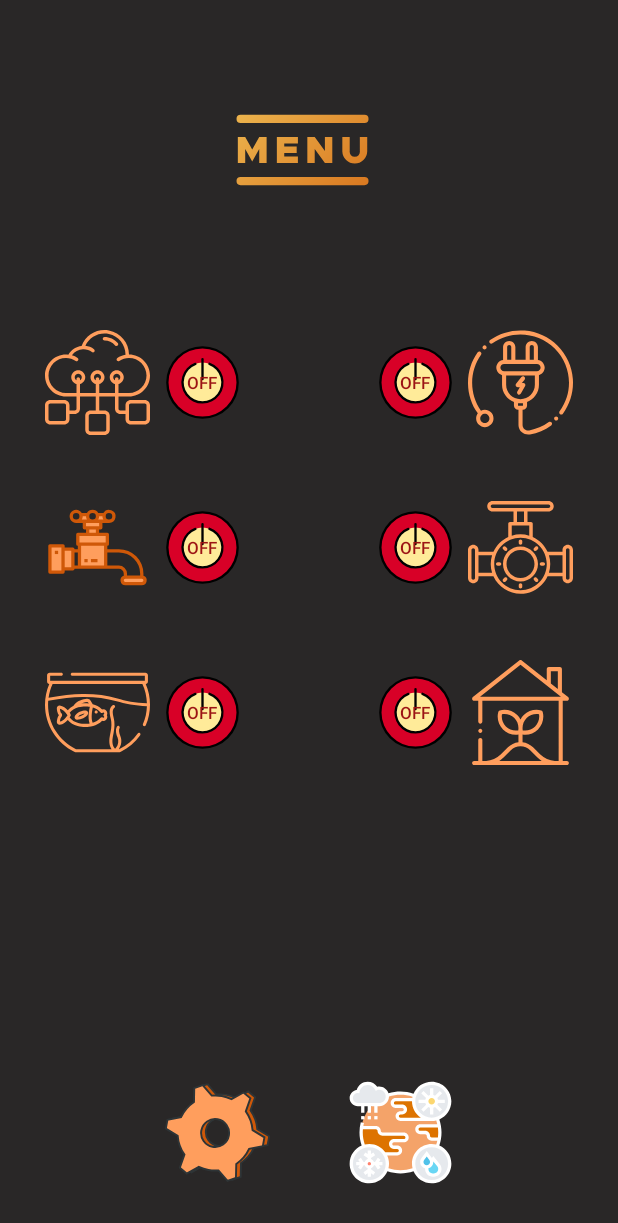
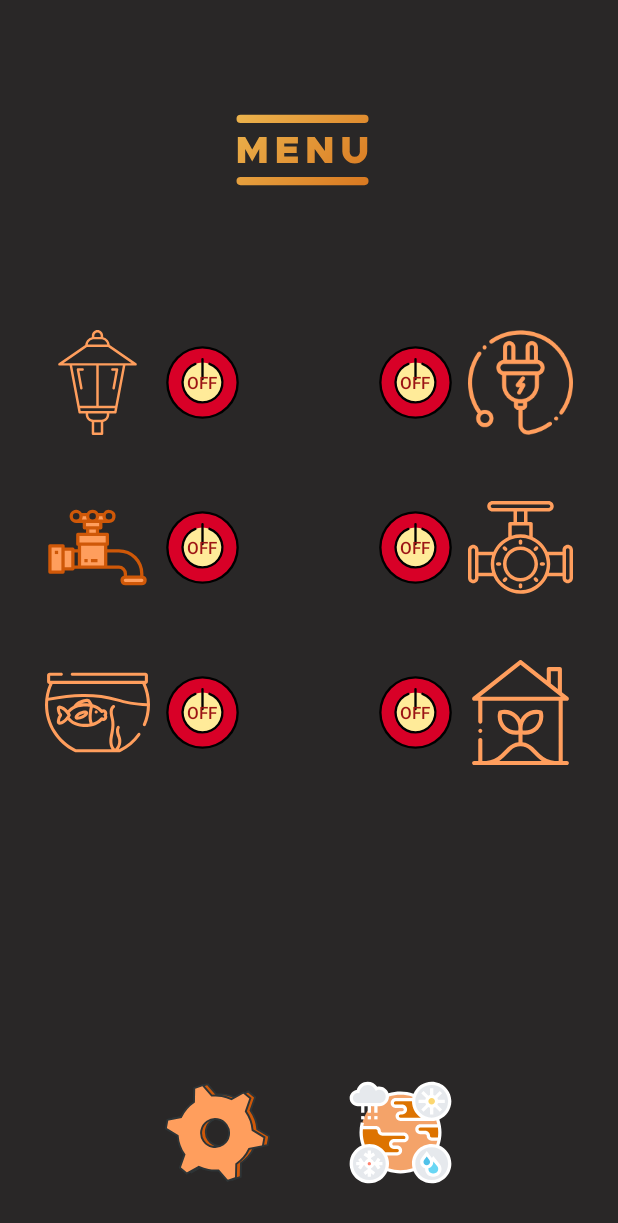
Before and after one commit to hacickn/Smart-Home-Bilkent-G2C, an Android app: the main_screen screen opened directly, with no data from a screen before it, on a phone screen of 412 x 824 dp. Shown: the top 1223 px of the screen. Run offline under Robolectric (Android 15) with nearby library versions, the phone set to English and light mode, and no system bars.

Commit message:
Garden Light added
garden light and setting interfaces are added.

```diff
--- a/androidApp/smarthome_v2/app/src/main/java/com/example/smarthome_v2/main_screen.java
+++ b/androidApp/smarthome_v2/app/src/main/java/com/example/smarthome_v2/main_screen.java
@@ -1,7 +1,6 @@
 package com.example.smarthome_v2;
 
 import android.content.Intent;
-import android.os.Build;
 import android.os.Bundle;
 import android.view.View;
 import android.widget.ImageButton;
@@ -12,24 +11,22 @@ import androidx.appcompat.app.AppCompatActivity;
 import com.example.smarthome_v2.popup.WeatherPop;
 import com.example.smarthome_v2.settings.Settings;
 
-import java.util.Objects;
-
 public class main_screen extends AppCompatActivity {
     public ToggleButton gas_control;
     public ToggleButton electricity_control, water_control;
     public boolean gasOnOff, elecOnOff, waterOnOff;
-    private ImageButton weather, settings, elec, water;
+    private ImageButton weather, settings, elec, water,gardenLight;
 
 
     protected void onCreate(Bundle savedInstanceState) {
         super.onCreate(savedInstanceState);
         setContentView(R.layout.main_screen);
 
-        ImageButton connection_settings = findViewById(R.id.connection);
-        connection_settings.setOnClickListener(new View.OnClickListener() {
+        gardenLight = findViewById(R.id.garden_light);
+        gardenLight.setOnClickListener(new View.OnClickListener() {
             @Override
             public void onClick(View v) {
-                Intent main = new Intent(main_screen.this, connection_settings.class);
+                Intent main = new Intent(main_screen.this, GardenLight.class);
                 startActivity(main);
             }
         });
--- a/androidApp/smarthome_v2/app/src/main/java/com/example/smarthome_v2/popup/aquaPop.java
+++ b/androidApp/smarthome_v2/app/src/main/java/com/example/smarthome_v2/popup/aquaPop.java
@@ -11,7 +11,7 @@ public class aquaPop extends Activity {
     @Override
     protected void onCreate( Bundle savedInstanceState) {
         super.onCreate(savedInstanceState);
-        setContentView(R.layout.aqua_pop);
+        setContentView(R.layout.aquarium_screen);
 
         DisplayMetrics dm = new DisplayMetrics();
         getWindowManager().getDefaultDisplay().getMetrics(dm);
--- a/androidApp/smarthome_v2/app/src/main/java/com/example/smarthome_v2/popup/elecPop.java
+++ b/androidApp/smarthome_v2/app/src/main/java/com/example/smarthome_v2/popup/elecPop.java
@@ -3,6 +3,8 @@ package com.example.smarthome_v2.popup;
 import android.app.Activity;
 import android.os.Bundle;
 import android.util.DisplayMetrics;
+import android.view.View;
+import android.widget.ImageButton;
 
 import com.example.smarthome_v2.R;
 
@@ -11,7 +13,7 @@ public class elecPop extends Activity {
     @Override
     protected void onCreate(Bundle savedInstanceState) {
         super.onCreate(savedInstanceState);
-        setContentView(R.layout.electricity_pop);
+        setContentView(R.layout.electricity_screen);
 
         DisplayMetrics dm = new DisplayMetrics();
         getWindowManager().getDefaultDisplay().getMetrics(dm);
@@ -20,5 +22,7 @@ public class elecPop extends Activity {
         int height = dm.heightPixels;
 
         getWindow().setLayout((int) (width*.8),(int)(height*.8));
+        ImageButton exit = findViewById(R.id.exit_elec);
+        exit.setVisibility(View.GONE);
     }
 }
--- a/androidApp/smarthome_v2/app/src/main/java/com/example/smarthome_v2/popup/gasPop.java
+++ b/androidApp/smarthome_v2/app/src/main/java/com/example/smarthome_v2/popup/gasPop.java
@@ -10,7 +10,7 @@ public class gasPop extends Activity {
     @Override
     protected void onCreate( Bundle savedInstanceState) {
         super.onCreate(savedInstanceState);
-        setContentView(R.layout.gas_pop);
+        setContentView(R.layout.gas_screen);
 
         DisplayMetrics dm = new DisplayMetrics();
         getWindowManager().getDefaultDisplay().getMetrics(dm);
--- a/androidApp/smarthome_v2/app/src/main/java/com/example/smarthome_v2/popup/ghPop.java
+++ b/androidApp/smarthome_v2/app/src/main/java/com/example/smarthome_v2/popup/ghPop.java
@@ -11,7 +11,7 @@ public class ghPop extends Activity {
     @Override
     protected void onCreate( Bundle savedInstanceState) {
         super.onCreate(savedInstanceState);
-        setContentView(R.layout.greenhouse_pop);
+        setContentView(R.layout.green_house_screen);
 
         DisplayMetrics dm = new DisplayMetrics();
         getWindowManager().getDefaultDisplay().getMetrics(dm);
--- /dev/null
+++ b/androidApp/smarthome_v2/app/src/main/res/drawable-v24/ic_gardening.xml
@@ -0,0 +1,6 @@
+<vector android:height="50dp" android:viewportHeight="422.999"
+    android:viewportWidth="422.999" android:width="50dp" xmlns:android="http://schemas.android.com/apk/res/android">
+    <path android:fillColor="#FF9E5D" android:pathData="M146.433,239.936c-2.372,0 -4.477,-1.694 -4.914,-4.11l-13.769,-76.009c-0.264,-1.459 0.133,-2.959 1.082,-4.097c0.95,-1.138 2.355,-1.795 3.838,-1.795h18.778c2.761,0 5,2.239 5,5c0,2.761 -2.239,5 -5,5h-12.791l12.701,70.118c0.492,2.717 -1.312,5.318 -4.028,5.811C147.029,239.908 146.729,239.936 146.433,239.936z"/>
+    <path android:fillColor="#FF9E5D" android:pathData="M276.567,239.936c-0.296,0 -0.596,-0.027 -0.897,-0.082c-2.717,-0.492 -4.521,-3.094 -4.028,-5.811l12.7,-70.118h-12.791c-2.762,0 -5,-2.239 -5,-5c0,-2.761 2.238,-5 5,-5h18.778c1.482,0 2.888,0.657 3.838,1.795c0.95,1.138 1.347,2.638 1.082,4.097l-13.768,76.009C281.044,238.241 278.938,239.936 276.567,239.936z"/>
+    <path android:fillColor="#FF9E5D" android:pathData="M367.673,134.349L260.946,60.709c-1.066,-15.454 -12.078,-28.214 -26.669,-31.903v-6.029C234.277,10.218 224.058,0 211.499,0c-12.559,0 -22.776,10.218 -22.776,22.777v6.029c-14.589,3.688 -25.601,16.445 -26.669,31.898L55.327,134.349c-1.802,1.243 -2.585,3.513 -1.935,5.603c0.651,2.09 2.586,3.513 4.774,3.513h40.989l35.585,188.866c0.445,2.363 2.509,4.074 4.913,4.074h24.32v3.954c0,14.765 10.417,27.136 24.286,30.168v47.473c0,2.761 2.238,5 5,5h36.479c2.762,0 5,-2.239 5,-5v-47.472c13.869,-3.031 24.286,-15.403 24.286,-30.169v-3.954h24.322c2.404,0 4.469,-1.711 4.914,-4.074l35.581,-188.866h40.99c2.189,0 4.123,-1.423 4.773,-3.513C370.258,137.861 369.473,135.592 367.673,134.349zM198.722,22.777c0,-7.045 5.731,-12.777 12.776,-12.777c7.046,0 12.778,5.732 12.778,12.777v4.949h-25.555V22.777zM197.407,37.727h28.184c12.32,0 22.624,8.801 24.954,20.445h-78.092C174.784,46.527 185.087,37.727 197.407,37.727zM109.333,143.464H206.5v162.084h-66.63L109.333,143.464zM198.261,412.999v-41.755h26.479v41.755H198.261zM249.025,340.358c0,11.517 -9.368,20.886 -20.884,20.886h-33.279c-11.518,0 -20.888,-9.369 -20.888,-20.886v-3.954h75.051V340.358zM279.202,326.404H143.8l-2.045,-10.856h139.492L279.202,326.404zM283.132,305.548H216.5V143.464h97.167L283.132,305.548zM74.217,133.464l94.622,-65.292h85.314l94.629,65.292H74.217z"/>
+</vector>
--- a/androidApp/smarthome_v2/app/src/main/res/drawable-v24/ic_musical_instrument.xml
+++ b/androidApp/smarthome_v2/app/src/main/res/drawable-v24/ic_musical_instrument.xml
@@ -1,11 +1,11 @@
 <vector android:height="50dp" android:viewportHeight="511.99997"
     android:viewportWidth="511" android:width="50dp" xmlns:android="http://schemas.android.com/apk/res/android">
     <path android:fillColor="#e58e13" android:pathData="m332.629,434.773c0,35.047 -23.645,64.555 -55.84,73.469 -6.488,1.797 -13.32,2.758 -20.375,2.758 -42.098,0 -76.227,-34.125 -76.227,-76.227l76.348,-39.234zM332.629,434.773"/>
-    <path android:fillColor="#f7d360" android:pathData="m328.941,458.285c-7.848,24.219 -27.492,43.133 -52.152,49.957 -15.504,-4.289 -29.023,-13.352 -38.875,-25.504 -7.941,-9.801 -0.777,-24.453 11.836,-24.453zM328.941,458.285"/>
-    <path android:fillColor="#f7d360" android:pathData="m453.211,358.559 l-163.762,35.414 -229.844,-35.414c18.035,0 28.234,-9.434 34.023,-25.078 28.004,-75.523 -46.582,-295.633 162.785,-295.633 209.367,0 134.77,220.109 162.773,295.633 5.801,15.645 15.996,25.078 34.023,25.078zM453.211,358.559"/>
+    <path android:fillColor="#CF5808" android:pathData="m328.941,458.285c-7.848,24.219 -27.492,43.133 -52.152,49.957 -15.504,-4.289 -29.023,-13.352 -38.875,-25.504 -7.941,-9.801 -0.777,-24.453 11.836,-24.453zM328.941,458.285"/>
+    <path android:fillColor="#CF5808" android:pathData="m453.211,358.559 l-163.762,35.414 -229.844,-35.414c18.035,0 28.234,-9.434 34.023,-25.078 28.004,-75.523 -46.582,-295.633 162.785,-295.633 209.367,0 134.77,220.109 162.773,295.633 5.801,15.645 15.996,25.078 34.023,25.078zM453.211,358.559"/>
     <path android:fillColor="#e58e13" android:pathData="m491.316,396.668c0,21.043 -17.063,38.105 -38.105,38.105h-393.605c-10.52,0 -20.051,-4.262 -26.945,-11.16 -6.898,-6.895 -11.16,-16.426 -11.16,-26.945 0,-21.047 17.063,-38.109 38.105,-38.109h393.605c10.52,0 20.051,4.266 26.945,11.16 6.898,6.898 11.16,16.426 11.16,26.949zM491.316,396.668"/>
     <path android:fillColor="#e58e13" android:pathData="m419.188,333.48h-204.574c-22.055,0 -39.691,-18.254 -39.008,-40.301 2.883,-93.266 -11.992,-253.559 79.277,-255.32 -250.535,1.297 -90.383,320.699 -195.27,320.699h393.598c-18.027,0 -28.223,-9.434 -34.023,-25.078zM419.188,333.48"/>
-    <path android:fillColor="#f7d360" android:pathData="m491.316,396.668c0,21.043 -17.063,38.105 -38.105,38.105h-283.48c-10.523,0 -20.055,-4.262 -26.949,-11.16 -6.895,-6.895 -11.16,-16.426 -11.16,-26.945 0,-21.047 17.063,-38.109 38.109,-38.109h283.48c10.52,0 20.051,4.266 26.945,11.16 6.898,6.898 11.16,16.426 11.16,26.949zM491.316,396.668"/>
+    <path android:fillColor="#CF5808" android:pathData="m491.316,396.668c0,21.043 -17.063,38.105 -38.105,38.105h-283.48c-10.523,0 -20.055,-4.262 -26.949,-11.16 -6.895,-6.895 -11.16,-16.426 -11.16,-26.945 0,-21.047 17.063,-38.109 38.109,-38.109h283.48c10.52,0 20.051,4.266 26.945,11.16 6.898,6.898 11.16,16.426 11.16,26.949zM491.316,396.668"/>
     <path android:fillColor="#e58e13" android:pathData="m295.148,40.766c0.082,-0.961 0.113,-1.934 0.113,-2.918 0,-21.449 -17.395,-38.848 -38.848,-38.848 -21.461,0 -38.848,17.398 -38.848,38.848 0,0.984 0.031,1.957 0.113,2.918"/>
     <path android:fillColor="#e6e6e6" android:pathData="m445.613,166.719c-4.328,0 -7.836,-3.512 -7.836,-7.836 0,-36.27 -9.324,-67.223 -27.711,-92 -13.727,-18.496 -27.684,-26.457 -27.82,-26.539 -3.766,-2.113 -5.121,-6.879 -3.02,-10.652 2.102,-3.77 6.844,-5.137 10.621,-3.051 0.668,0.371 16.535,9.277 32.25,30.16 14.305,19.008 31.355,52.148 31.355,102.082 0,4.324 -3.512,7.836 -7.84,7.836zM445.613,166.719"/>
     <path android:fillColor="#e6e6e6" android:pathData="m480.094,121.789c-4.328,0 -7.836,-3.508 -7.836,-7.836 0,-50.023 -29.625,-69.91 -30.887,-70.73 -3.613,-2.355 -4.66,-7.195 -2.328,-10.82 2.336,-3.625 7.141,-4.695 10.777,-2.379 1.559,0.988 38.109,24.93 38.109,83.93 0,4.328 -3.508,7.836 -7.836,7.836zM480.094,121.789"/>
--- a/androidApp/smarthome_v2/app/src/main/res/layout/activity_settings.xml
+++ b/androidApp/smarthome_v2/app/src/main/res/layout/activity_settings.xml
@@ -5,7 +5,7 @@
     android:layout_width="match_parent"
     android:layout_height="match_parent"
     tools:context=".settings.Settings"
-    android:background="@color/grey">
+    android:background="#86292727">
 
 
     <TextView
--- a/androidApp/smarthome_v2/app/src/main/res/layout/main_screen.xml
+++ b/androidApp/smarthome_v2/app/src/main/res/layout/main_screen.xml
@@ -18,13 +18,13 @@
         app:layout_constraintTop_toTopOf="parent" />
 
     <ImageButton
-        android:id="@+id/connection"
+        android:id="@+id/garden_light"
         android:layout_width="70dp"
         android:layout_height="70dp"
         android:layout_marginStart="30dp"
         android:layout_marginLeft="30dp"
         android:layout_marginTop="220dp"
-        android:background="@drawable/ic_connection"
+        android:background="@drawable/ic_gardening"
         app:layout_constraintStart_toStartOf="parent"
         app:layout_constraintTop_toTopOf="parent" />
 
@@ -39,7 +39,7 @@
         android:text="ToggleButton"
         android:textColor="@drawable/toggle_colour"
         android:textSize="11dp"
-        app:layout_constraintStart_toEndOf="@+id/connection"
+        app:layout_constraintStart_toEndOf="@+id/garden_light"
         app:layout_constraintTop_toBottomOf="@+id/imageView4" />
 
     <ImageButton
@@ -51,7 +51,7 @@
         android:layout_marginTop="40dp"
         android:background="@drawable/ic_tap"
         app:layout_constraintStart_toStartOf="parent"
-        app:layout_constraintTop_toBottomOf="@+id/connection" />
+        app:layout_constraintTop_toBottomOf="@+id/garden_light" />
 
     <ToggleButton
         android:id="@+id/water_controller"
```
Also changed, not shown: androidApp/smarthome_v2/app/src/main/AndroidManifest.xml (+11 -11 lines), androidApp/smarthome_v2/app/src/main/java/com/example/smarthome_v2/GardenLight.java (added, +19 -0 lines), androidApp/smarthome_v2/app/src/main/res/drawable-v24/alarm.xml (+4 -4 lines), androidApp/smarthome_v2/app/src/main/res/layout/activity_app_settings.xml (+4 -4 lines), androidApp/smarthome_v2/app/src/main/res/layout/activity_home_settings.xml (+15 -15 lines), androidApp/smarthome_v2/app/src/main/res/layout/garden_light.xml (added, +34 -0 lines).
